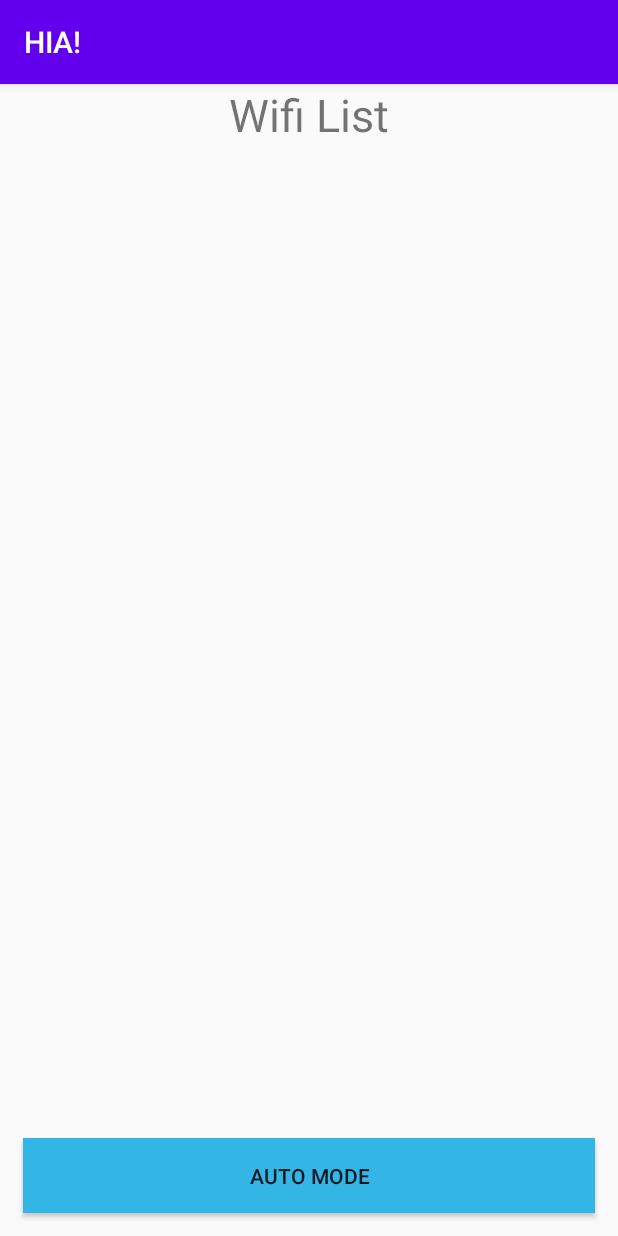
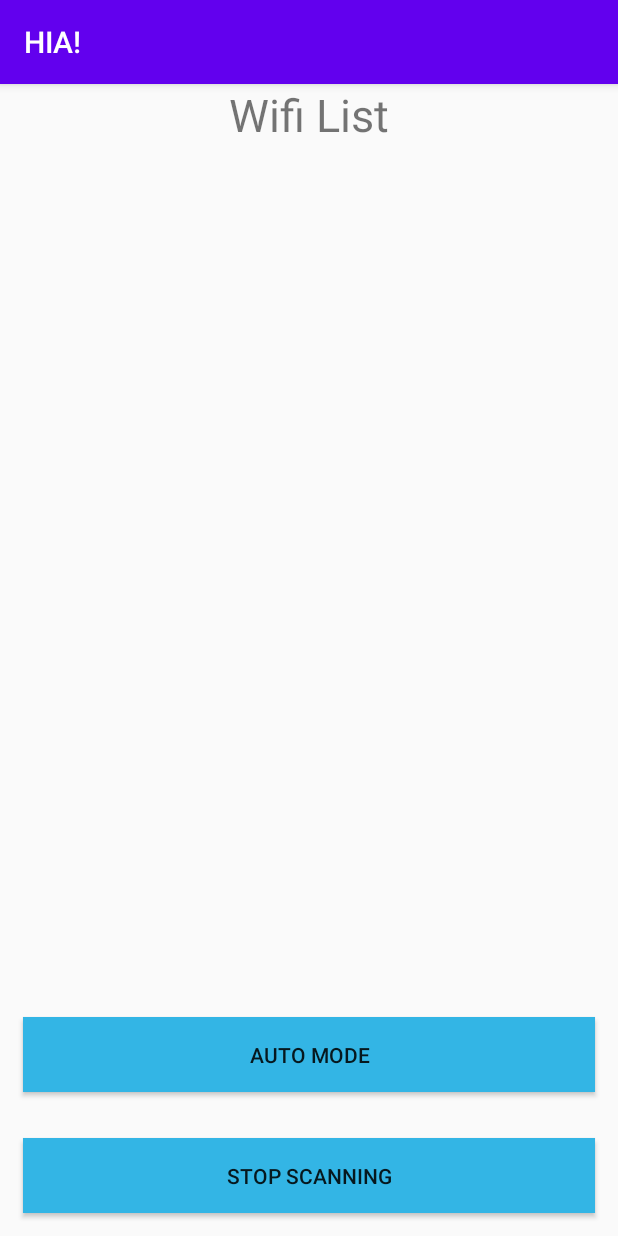
Before and after one commit to dharmendersheshma/smartphone_computing, an Android app: the screen it shows after launch (MainActivity), on a phone screen of 412 x 824 dp. Run offline under Robolectric (Android 15) with nearby library versions, the phone set to English and light mode, and no system bars.

Commit message:
Add rectified code for autoscan

```diff
--- a/SmartphoneComputing/app/src/main/res/layout/activity_main.xml
+++ b/SmartphoneComputing/app/src/main/res/layout/activity_main.xml
@@ -30,4 +30,13 @@
         android:background="@android:color/holo_blue_light"
         android:text="Auto Mode"/>
 
+    <Button
+        android:layout_width="match_parent"
+        android:layout_height="50dp"
+        android:layout_gravity="bottom"
+        android:layout_margin="15dp"
+        android:background="@android:color/holo_blue_light"
+        android:text="Stop scanning"
+        android:onClick="stopRepeating"/>
+
 </LinearLayout>
```
Also changed, not shown: SmartphoneComputing/app/src/main/java/com/example/smartphonecomputing/MainActivity.java (+20 -10 lines).
